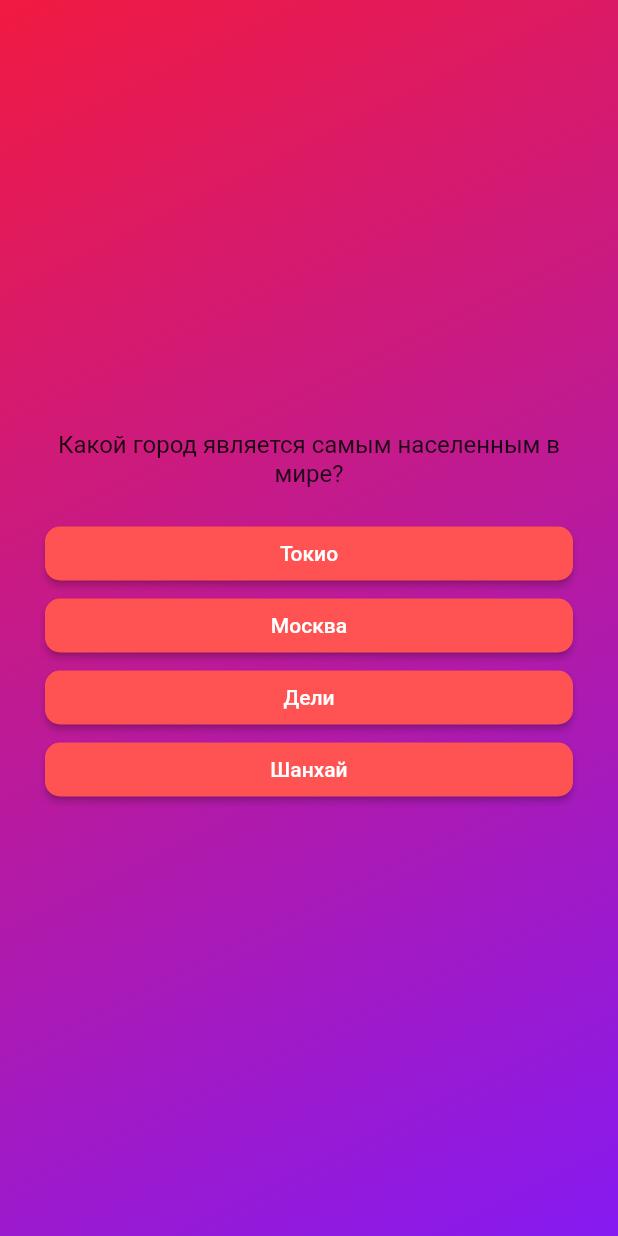
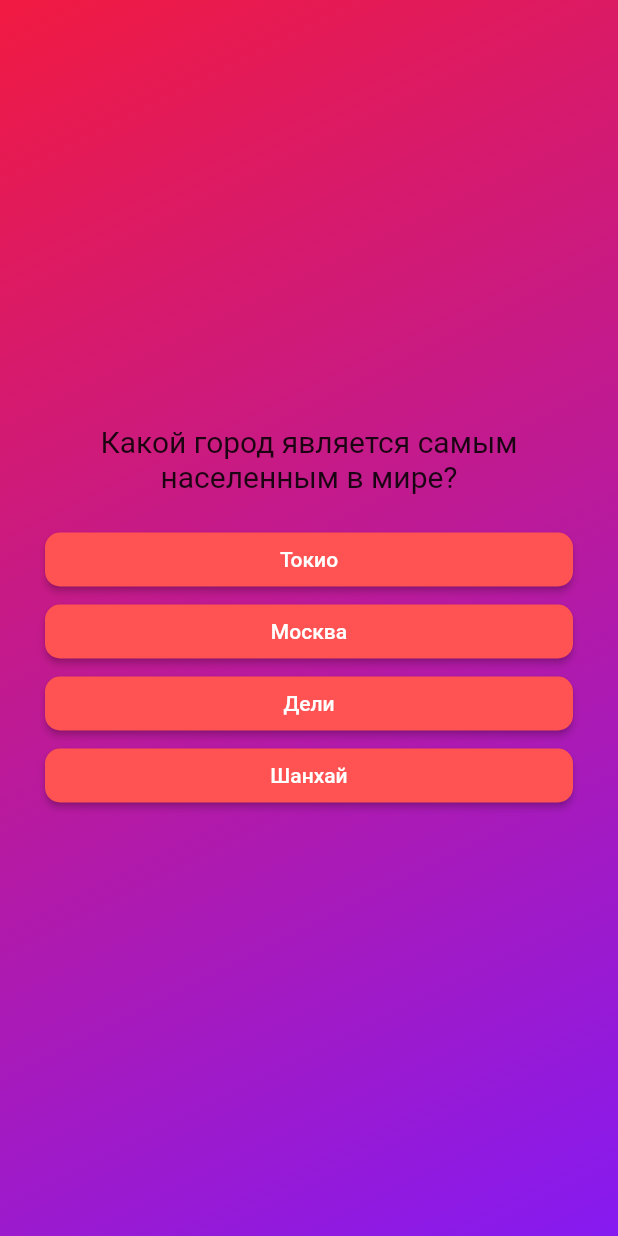
Before and after one commit to robot-den/flutter_lessons_apps, a Flutter app: the screen it shows after launch, after a tap on "Start", on a phone screen of 412 x 824 dp. Run offline on Flutter 3.47's test engine with Material 2 defaults, Android fonts, the phone set to English and light mode, and no system bars; our stand-ins replace auto_route, dio, equatable, flutter_bloc, flutter_svg, get_it and 3 more; accounts and stored records are empty.

Commit message:
quiz: lessons 22 - 38 - collect answers, show results

```diff
--- a/quiz/lib/features/home/view/home_screen.dart
+++ b/quiz/lib/features/home/view/home_screen.dart
@@ -1,12 +1,13 @@
 import 'package:flutter/material.dart';
+import 'package:google_fonts/google_fonts.dart';
 
 class HomeScreen extends StatelessWidget {
   const HomeScreen({
-    required this.renderQuestionsScreen,
+    required this.navigateTo,
     super.key,
   });
 
-  final void Function() renderQuestionsScreen;
+  final void Function(String path) navigateTo;
 
   @override
   Widget build(BuildContext context) {
@@ -20,14 +21,19 @@ class HomeScreen extends StatelessWidget {
             child: Image.asset('assets/images/questions-logo.png'),
           ),
           const SizedBox(height: 20),
-          const Text(
+          Text(
             'Welcome to the Quiz!',
-            style: TextStyle(
-                fontSize: 18, fontWeight: FontWeight.w500, color: Colors.white),
+            style: GoogleFonts.roboto(
+              fontSize: 18,
+              fontWeight: FontWeight.w500,
+              color: Colors.white,
+            ),
           ),
           const SizedBox(height: 20),
           OutlinedButton(
-            onPressed: renderQuestionsScreen,
+            onPressed: () {
+              navigateTo('/questions');
+            },
             style: OutlinedButton.styleFrom(
               foregroundColor: Colors.white,
               side: const BorderSide(width: 0.2),
--- a/quiz/lib/features/questions/view/questions_screen.dart
+++ b/quiz/lib/features/questions/view/questions_screen.dart
@@ -1,19 +1,41 @@
 import 'package:flutter/material.dart';
+import 'package:quiz/features/questions/widgets/answer_button.dart';
 import 'package:quiz/models/models.dart';
-import 'package:quiz/repositories/questions/questions.dart';
+import 'package:google_fonts/google_fonts.dart';
 
 class QuestionsScreen extends StatefulWidget {
-  const QuestionsScreen({super.key});
+  const QuestionsScreen({
+    super.key,
+    required this.navigateTo,
+    required this.questions,
+  });
+
+  final List<Question> questions;
+  final void Function(String path) navigateTo;
 
   @override
   State<QuestionsScreen> createState() => _QuestionsScreenState();
 }
 
 class _QuestionsScreenState extends State<QuestionsScreen> {
-  Question currentQuestion = questions[0];
+  int currentQuestionIndex = 0;
+
+  void onAnswerPressed(Question question, int answerId) {
+    question.selectedAnswerIndex = answerId;
+
+    if (currentQuestionIndex + 1 < widget.questions.length) {
+      setState(() {
+        currentQuestionIndex++;
+      });
+    } else {
+      widget.navigateTo('/results');
+    }
+  }
 
   @override
   Widget build(BuildContext context) {
+    Question currentQuestion = widget.questions[currentQuestionIndex];
+
     return Center(
       child: Container(
         margin: const EdgeInsets.all(30),
@@ -22,13 +44,18 @@ class _QuestionsScreenState extends State<QuestionsScreen> {
           children: [
             Text(
               currentQuestion.text,
-              style: const TextStyle(fontSize: 16),
+              style: GoogleFonts.roboto(fontSize: 20),
               textAlign: TextAlign.center,
             ),
             const SizedBox(height: 20),
             ...currentQuestion.shuffledAnswers().map(
               (answer) {
-                return AnswerButton(answer: answer, onPressed: () {});
+                return AnswerButton(
+                  answer: answer,
+                  onPressed: () {
+                    onAnswerPressed(currentQuestion, answer.id);
+                  },
+                );
               },
             ),
           ],
@@ -37,28 +64,3 @@ class _QuestionsScreenState extends State<QuestionsScreen> {
     );
   }
 }
-
-class AnswerButton extends StatelessWidget {
-  const AnswerButton({
-    super.key,
-    required this.answer,
-    required this.onPressed,
-  });
-
-  final Answer answer;
-  final void Function() onPressed;
-
-  @override
-  Widget build(BuildContext context) {
-    return ElevatedButton(
-      style: ElevatedButton.styleFrom(
-        backgroundColor: Colors.redAccent,
-        padding: const EdgeInsets.symmetric(horizontal: 40, vertical: 10),
-        shape: RoundedRectangleBorder(borderRadius: BorderRadius.circular(10)),
-        minimumSize: const Size.fromHeight(30),
-      ),
-      onPressed: onPressed,
-      child: Text(answer.text),
-    );
-  }
-}
--- a/quiz/lib/features/questions/widgets/answer_button.dart
+++ b/quiz/lib/features/questions/widgets/answer_button.dart
@@ -0,0 +1,31 @@
+import 'package:flutter/material.dart';
+import 'package:quiz/models/models.dart';
+import 'package:google_fonts/google_fonts.dart';
+
+class AnswerButton extends StatelessWidget {
+  const AnswerButton({
+    super.key,
+    required this.answer,
+    required this.onPressed,
+  });
+
+  final Answer answer;
+  final void Function() onPressed;
+
+  @override
+  Widget build(BuildContext context) {
+    return ElevatedButton(
+      style: ElevatedButton.styleFrom(
+        backgroundColor: Colors.redAccent,
+        padding: const EdgeInsets.symmetric(horizontal: 40, vertical: 10),
+        shape: RoundedRectangleBorder(borderRadius: BorderRadius.circular(10)),
+        minimumSize: const Size.fromHeight(30),
+      ),
+      onPressed: onPressed,
+      child: Text(
+        answer.text,
+        style: GoogleFonts.roboto(),
+      ),
+    );
+  }
+}
--- a/quiz/lib/quiz_app.dart
+++ b/quiz/lib/quiz_app.dart
@@ -1,6 +1,8 @@
 import 'package:flutter/material.dart';
 import 'package:quiz/features/home/view/home_screen.dart';
 import 'package:quiz/features/questions/view/questions_screen.dart';
+import 'package:quiz/features/results/view/results_screen.dart';
+import 'package:quiz/repositories/questions/questions.dart';
 
 class QuizApp extends StatefulWidget {
   const QuizApp({super.key});
@@ -12,9 +14,9 @@ class QuizApp extends StatefulWidget {
 class _QuizAppState extends State<QuizApp> {
   String route = '/';
 
-  void renderQuestionsScreen() {
+  void navigateTo(String path) {
     setState(() {
-      route = '/questions';
+      route = path;
     });
   }
 
@@ -24,11 +26,19 @@ class _QuizAppState extends State<QuizApp> {
 
     switch (route) {
       case '/':
-        screen = HomeScreen(renderQuestionsScreen: renderQuestionsScreen);
+        screen = HomeScreen(navigateTo: navigateTo);
       case '/questions':
-        screen = const QuestionsScreen();
+        screen = QuestionsScreen(
+          navigateTo: navigateTo,
+          questions: questions,
+        );
+      case '/results':
+        screen = ResultsScreen(
+          navigateTo: navigateTo,
+          questions: questions,
+        );
       default:
-        throw ('unhandled screen');
+        throw ('unhandled route');
     }
 
     return MaterialApp(
@@ -41,9 +51,11 @@ class _QuizAppState extends State<QuizApp> {
               colors: [
                 Color.fromARGB(255, 241, 26, 65),
                 Color.fromARGB(255, 134, 26, 241)
-                  ]),
+              ],
             ),
-            child: screen),
+          ),
+          child: screen,
+        ),
       ),
     );
   }
--- a/quiz/pubspec.yaml
+++ b/quiz/pubspec.yaml
@@ -35,6 +35,7 @@ dependencies:
   # The following adds the Cupertino Icons font to your application.
   # Use with the CupertinoIcons class for iOS style icons.
   cupertino_icons: ^1.0.2
+  google_fonts: ^5.1.0
 
 dev_dependencies:
   flutter_test:
```
Also changed, not shown: quiz/lib/features/results/view/results_screen.dart (added, +59 -0 lines), quiz/lib/features/results/widgets/answer_number_badge.dart (added, +34 -0 lines), quiz/lib/features/results/widgets/formatted_results.dart (added, +43 -0 lines), quiz/lib/features/results/widgets/question_with_answers.dart (added, +44 -0 lines), quiz/lib/models/question.dart (+16 -0 lines), quiz/pubspec.lock, 10 other files. Lines whose indentation alone changed are shown as unchanged.
